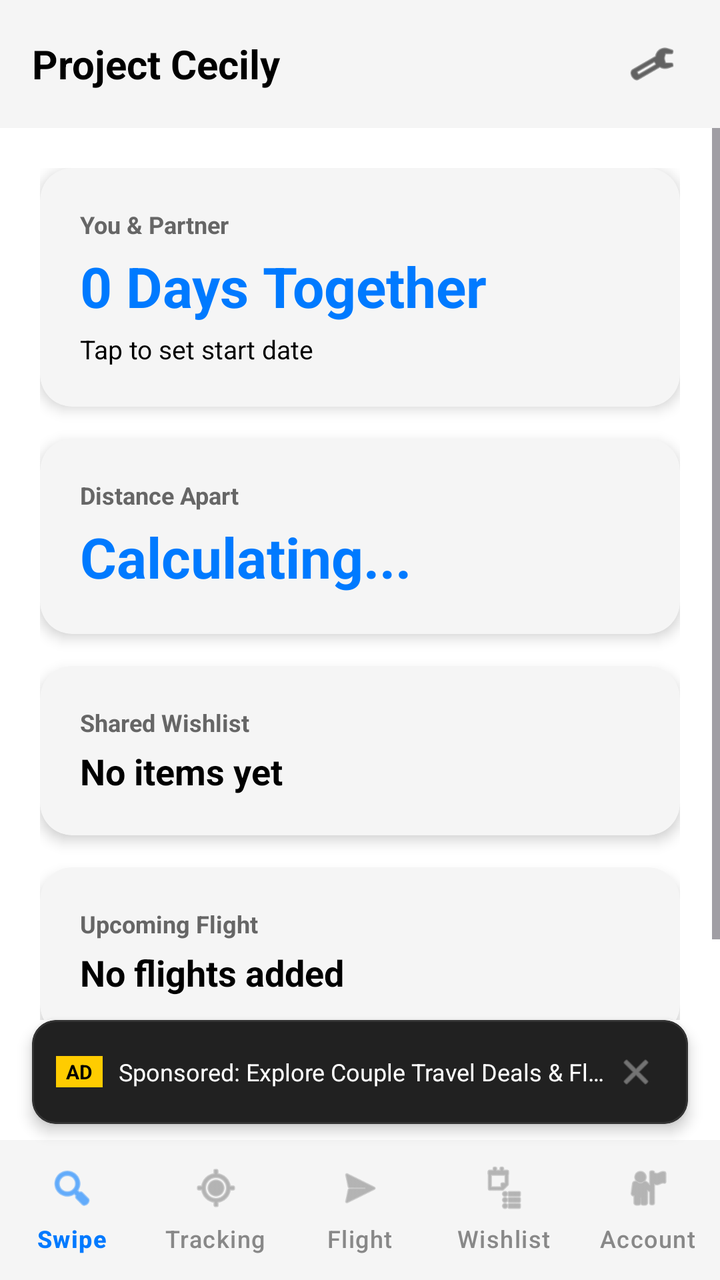
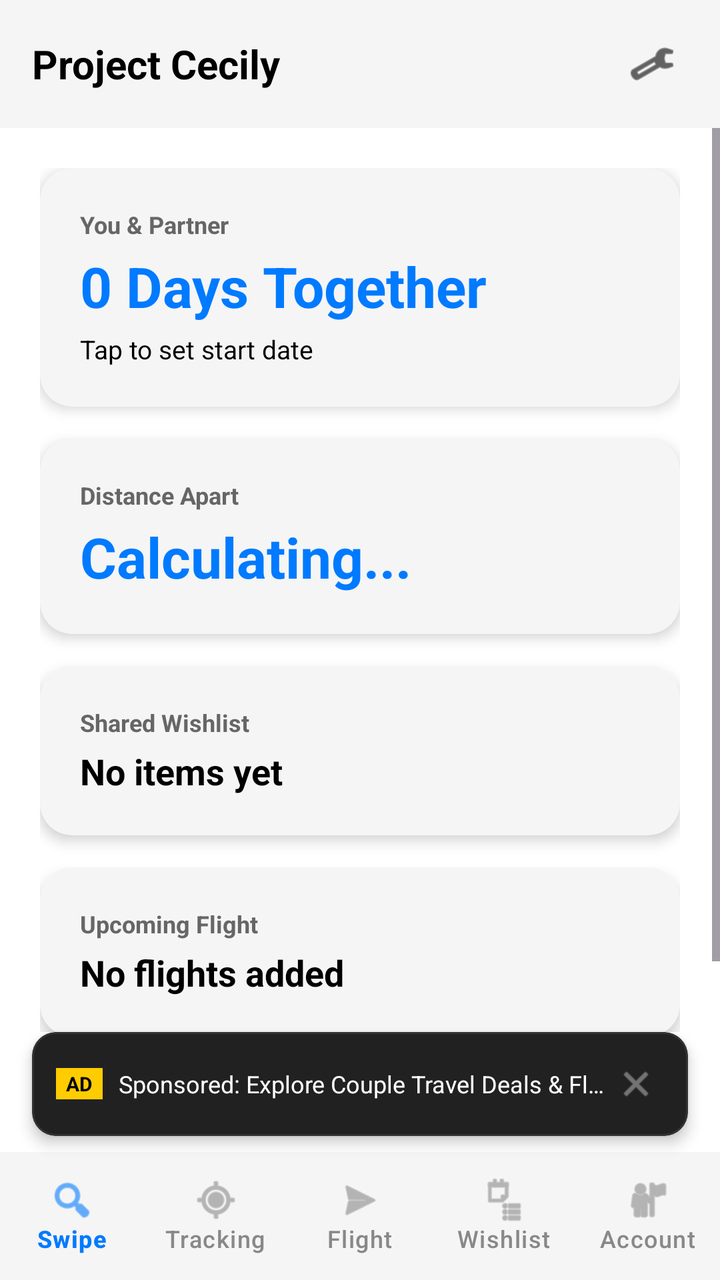

Compare the two renders of this Android layout. The source of the first and the diff that turns it into the second are given below.
<!-- AndroidManifest.xml: application theme Theme.ProjectCecily -->
<!-- res/layout/activity_main.xml -->
<?xml version="1.0" encoding="utf-8"?>
<androidx.constraintlayout.widget.ConstraintLayout xmlns:android="http://schemas.android.com/apk/res/android"
    xmlns:app="http://schemas.android.com/apk/res-auto"
    android:layout_width="match_parent"
    android:layout_height="match_parent"
    android:background="@color/app_background">

    
    <com.google.android.material.appbar.AppBarLayout
        android:id="@+id/appBarLayout"
        android:layout_width="match_parent"
        android:layout_height="wrap_content"
        android:fitsSystemWindows="true"
        app:elevation="4dp"
        app:layout_constraintEnd_toEndOf="parent"
        app:layout_constraintStart_toStartOf="parent"
        app:layout_constraintTop_toTopOf="parent">

        <com.google.android.material.appbar.MaterialToolbar
            android:id="@+id/toolbar"
            android:layout_width="match_parent"
            android:layout_height="?attr/actionBarSize"
            android:background="@color/card_background">

            <RelativeLayout
                android:layout_width="match_parent"
                android:layout_height="match_parent">

                <TextView
                    android:id="@+id/tvToolbarTitle"
                    android:layout_width="wrap_content"
                    android:layout_height="wrap_content"
                    android:layout_centerVertical="true"
                    android:text="Project Cecily"
                    android:textColor="@color/text_primary"
                    android:textSize="20sp"
                    android:textStyle="bold" />

                <ImageView
                    android:id="@+id/btnToolbarSettings"
                    android:layout_width="36dp"
                    android:layout_height="36dp"
                    android:layout_alignParentEnd="true"
                    android:layout_centerVertical="true"
                    android:layout_marginEnd="16dp"
                    android:background="?attr/selectableItemBackgroundBorderless"
                    android:clickable="true"
                    android:contentDescription="Settings"
                    android:focusable="true"
                    android:padding="6dp"
                    android:src="@android:drawable/ic_menu_preferences"
                    app:tint="@color/text_primary" />
            </RelativeLayout>
        </com.google.android.material.appbar.MaterialToolbar>
    </com.google.android.material.appbar.AppBarLayout>

    <ScrollView
        android:id="@+id/main_scroll"
        android:layout_width="0dp"
        android:layout_height="0dp"
        app:layout_constraintBottom_toTopOf="@id/cardBannerAd"
        app:layout_constraintEnd_toEndOf="parent"
        app:layout_constraintStart_toStartOf="parent"
        app:layout_constraintTop_toBottomOf="@id/appBarLayout">

        <LinearLayout
            android:layout_width="match_parent"
            android:layout_height="wrap_content"
            android:orientation="vertical"
            android:padding="20dp">

            
            <com.google.android.material.card.MaterialCardView
                android:id="@+id/cardUnpairedHero"
                android:layout_width="match_parent"
                android:layout_height="wrap_content"
                android:layout_marginBottom="16dp"
                android:visibility="gone"
                app:cardBackgroundColor="@color/card_background"
                app:cardCornerRadius="16dp"
                app:cardElevation="4dp"
                app:strokeColor="@color/nav_selected"
                app:strokeWidth="1.5dp">

                <LinearLayout
                    android:layout_width="match_parent"
                    android:layout_height="wrap_content"
                    android:orientation="vertical"
                    android:padding="20dp">

                    <TextView
                        android:layout_width="wrap_content"
                        android:layout_height="wrap_content"
                        android:text="Pairing Required"
                        android:textColor="@color/nav_selected"
                        android:textSize="12sp"
                        android:textStyle="bold" />

                    <TextView
                        android:id="@+id/tvHeroPairCode"
                        android:layout_width="wrap_content"
                        android:layout_height="wrap_content"
                        android:layout_marginTop="4dp"
                        android:text="Your Code: ------"
                        android:textColor="@color/text_primary"
                        android:textSize="22sp"
                        android:textStyle="bold" />

                    <TextView
                        android:layout_width="wrap_content"
                        android:layout_height="wrap_content"
                        android:layout_marginTop="4dp"
                        android:text="Share this 6-digit code with your partner in Account Settings to sync location, flights, and wishlists!"
                        android:textColor="@color/text_secondary"
                        android:textSize="12sp" />
                </LinearLayout>
            </com.google.android.material.card.MaterialCardView>

            
            <com.google.android.material.card.MaterialCardView
                android:id="@+id/cardTogetherDays"
                android:layout_width="match_parent"
                android:layout_height="wrap_content"
                android:layout_marginBottom="16dp"
                app:cardBackgroundColor="@color/card_background"
                app:cardCornerRadius="16dp"
                app:cardElevation="4dp"
                app:strokeWidth="0dp">

                <LinearLayout
                    android:layout_width="match_parent"
                    android:layout_height="wrap_content"
                    android:orientation="vertical"
                    android:padding="20dp">

                    <TextView
                        android:id="@+id/tvCoupleNames"
                        android:layout_width="wrap_content"
                        android:layout_height="wrap_content"
                        android:text="You &amp; Partner"
                        android:textColor="@color/text_secondary"
                        android:textSize="12sp"
                        android:textStyle="bold" />

                    <TextView
                        android:id="@+id/tvTogetherDays"
                        android:layout_width="wrap_content"
                        android:layout_height="wrap_content"
                        android:layout_marginTop="4dp"
                        android:text="0 Days Together"
                        android:textColor="@color/nav_selected"
                        android:textSize="28sp"
                        android:textStyle="bold" />

                    <TextView
                        android:id="@+id/tvAnniversaryDate"
                        android:layout_width="wrap_content"
                        android:layout_height="wrap_content"
                        android:layout_marginTop="4dp"
                        android:text="Tap to set start date"
                        android:textColor="@color/text_primary"
                        android:textSize="13sp" />
                </LinearLayout>
            </com.google.android.material.card.MaterialCardView>

            
            <com.google.android.material.card.MaterialCardView
                android:id="@+id/cardProximity"
                android:layout_width="match_parent"
                android:layout_height="wrap_content"
                android:layout_marginBottom="16dp"
                app:cardBackgroundColor="@color/card_background"
                app:cardCornerRadius="16dp"
                app:cardElevation="4dp"
                app:strokeWidth="0dp">

                <LinearLayout
                    android:layout_width="match_parent"
                    android:layout_height="wrap_content"
                    android:orientation="vertical"
                    android:padding="20dp">

                    <TextView
                        android:layout_width="wrap_content"
                        android:layout_height="wrap_content"
                        android:text="Distance Apart"
                        android:textColor="@color/text_secondary"
                        android:textSize="12sp"
                        android:textStyle="bold" />

                    <TextView
                        android:id="@+id/tvLiveDistance"
                        android:layout_width="wrap_content"
                        android:layout_height="wrap_content"
                        android:layout_marginTop="4dp"
                        android:text="Calculating..."
                        android:textColor="@color/nav_selected"
                        android:textSize="28sp"
                        android:textStyle="bold" />

                    <TextView
                        android:id="@+id/tvPartnerTimeSummary"
                        android:layout_width="wrap_content"
                        android:layout_height="wrap_content"
                        android:layout_marginTop="6dp"
                        android:text=""
                        android:textColor="@color/text_primary"
                        android:textSize="13sp"
                        android:visibility="gone" />
                </LinearLayout>
            </com.google.android.material.card.MaterialCardView>

            
            <com.google.android.material.card.MaterialCardView
                android:id="@+id/cardWishlist"
                android:layout_width="match_parent"
                android:layout_height="wrap_content"
                android:layout_marginBottom="16dp"
                app:cardBackgroundColor="@color/card_background"
                app:cardCornerRadius="16dp"
                app:cardElevation="4dp"
                app:strokeWidth="0dp">

                <LinearLayout
                    android:layout_width="match_parent"
                    android:layout_height="wrap_content"
                    android:orientation="horizontal"
                    android:padding="20dp">

                    <LinearLayout
                        android:layout_width="0dp"
                        android:layout_height="wrap_content"
                        android:layout_weight="1"
                        android:orientation="vertical">

                        <TextView
                            android:layout_width="wrap_content"
                            android:layout_height="wrap_content"
                            android:text="Shared Wishlist"
                            android:textColor="@color/text_secondary"
                            android:textSize="12sp"
                            android:textStyle="bold" />

                        <TextView
                            android:id="@+id/tvWishlistSummary"
                            android:layout_width="wrap_content"
                            android:layout_height="wrap_content"
                            android:layout_marginTop="4dp"
                            android:text="No items yet"
                            android:textColor="@color/text_primary"
                            android:textSize="18sp"
                            android:textStyle="bold" />
                    </LinearLayout>

                    <TextView
                        android:layout_width="wrap_content"
                        android:layout_height="wrap_content"
                        android:layout_gravity="center"
                        android:text=""
                        android:textSize="32sp" />
                </LinearLayout>
            </com.google.android.material.card.MaterialCardView>

            
            <com.google.android.material.card.MaterialCardView
                android:id="@+id/cardFlight"
                android:layout_width="match_parent"
                android:layout_height="wrap_content"
                android:layout_marginBottom="16dp"
                app:cardBackgroundColor="@color/card_background"
                app:cardCornerRadius="16dp"
                app:cardElevation="4dp"
                app:strokeWidth="0dp">

                <LinearLayout
                    android:layout_width="match_parent"
                    android:layout_height="wrap_content"
                    android:orientation="horizontal"
                    android:padding="20dp">

                    <LinearLayout
                        android:layout_width="0dp"
                        android:layout_height="wrap_content"
                        android:layout_weight="1"
                        android:orientation="vertical">

                        <TextView
                            android:layout_width="wrap_content"
                            android:layout_height="wrap_content"
                            android:text="Upcoming Flight"
                            android:textColor="@color/text_secondary"
                            android:textSize="12sp"
                            android:textStyle="bold" />

                        <TextView
                            android:id="@+id/tvFlightSummary"
                            android:layout_width="wrap_content"
                            android:layout_height="wrap_content"
                            android:layout_marginTop="4dp"
                            android:text="No flights added"
                            android:textColor="@color/text_primary"
                            android:textSize="18sp"
                            android:textStyle="bold" />
                    </LinearLayout>

                    <TextView
                        android:layout_width="wrap_content"
                        android:layout_height="wrap_content"
                        android:layout_gravity="center"
                        android:text=""
                        android:textSize="32sp" />
                </LinearLayout>
            </com.google.android.material.card.MaterialCardView>

        </LinearLayout>
    </ScrollView>

    
    <com.google.android.material.card.MaterialCardView
        android:id="@+id/cardBannerAd"
        android:layout_width="match_parent"
        android:layout_height="52dp"
        android:layout_marginHorizontal="16dp"
        android:layout_marginBottom="8dp"
        app:cardBackgroundColor="#212121"
        app:cardCornerRadius="12dp"
        app:cardElevation="4dp"
        app:strokeColor="#333333"
        app:strokeWidth="1dp"
        app:layout_constraintBottom_toTopOf="@id/bottom_navigation"
        app:layout_constraintEnd_toEndOf="parent"
        app:layout_constraintStart_toStartOf="parent">

        <LinearLayout
            android:layout_width="match_parent"
            android:layout_height="match_parent"
            android:gravity="center_vertical"
            android:orientation="horizontal"
            android:paddingHorizontal="12dp">

            <TextView
                android:layout_width="wrap_content"
                android:layout_height="wrap_content"
                android:background="#FFCC00"
                android:paddingHorizontal="5dp"
                android:paddingVertical="1dp"
                android:text="AD"
                android:textColor="#000000"
                android:textSize="10sp"
                android:textStyle="bold" />

            <TextView
                android:layout_width="0dp"
                android:layout_height="wrap_content"
                android:layout_marginStart="8dp"
                android:layout_weight="1"
                android:ellipsize="end"
                android:singleLine="true"
                android:text="Sponsored: Explore Couple Travel Deals &amp; Flights ✈️"
                android:textColor="#FFFFFF"
                android:textSize="12sp" />

            <ImageView
                android:id="@+id/btnDismissAd"
                android:layout_width="28dp"
                android:layout_height="28dp"
                android:background="?attr/selectableItemBackgroundBorderless"
                android:clickable="true"
                android:contentDescription="Close Ad"
                android:focusable="true"
                android:padding="4dp"
                android:src="@android:drawable/ic_menu_close_clear_cancel"
                app:tint="#AAAAAA" />
        </LinearLayout>
    </com.google.android.material.card.MaterialCardView>

    
    <com.google.android.material.bottomnavigation.BottomNavigationView
        android:id="@+id/bottom_navigation"
        android:layout_width="match_parent"
        android:layout_height="70dp"
        android:background="@color/card_background"
        app:itemIconTint="@color/nav_item_color"
        app:itemTextColor="@color/nav_item_color"
        app:labelVisibilityMode="labeled"
        app:layout_constraintBottom_toBottomOf="parent"
        app:menu="@menu/bottom_nav_menu" />

</androidx.constraintlayout.widget.ConstraintLayout>
<!-- resources referenced by this layout -->
<resources>
  <color name="app_background">#FFFFFF</color>
  <color name="card_background">#F5F5F5</color>
  <color name="nav_selected">#007AFF</color>
  <color name="text_primary">#000000</color>
  <color name="text_secondary">#666666</color>
  <style name="Theme.ProjectCecily" parent="Base.Theme.ProjectCecily" />
  <style name="Base.Theme.ProjectCecily" parent="Theme.Material3.DayNight.NoActionBar">
          
          <item name="colorPrimary">@color/nav_selected</item>
          <item name="windowActionBar">false</item>
          <item name="windowNoTitle">true</item>
  
          
          <item name="colorOnSecondaryContainer">@color/nav_selected</item>
      </style>
</resources>

<!-- the commit's change to res/layout/activity_main.xml (unified diff, before → after) -->
@@ -378,7 +378,7 @@
     <com.google.android.material.bottomnavigation.BottomNavigationView
         android:id="@+id/bottom_navigation"
         android:layout_width="match_parent"
-        android:layout_height="70dp"
+        android:layout_height="64dp"
         android:background="@color/card_background"
         app:itemIconTint="@color/nav_item_color"
         app:itemTextColor="@color/nav_item_color"
